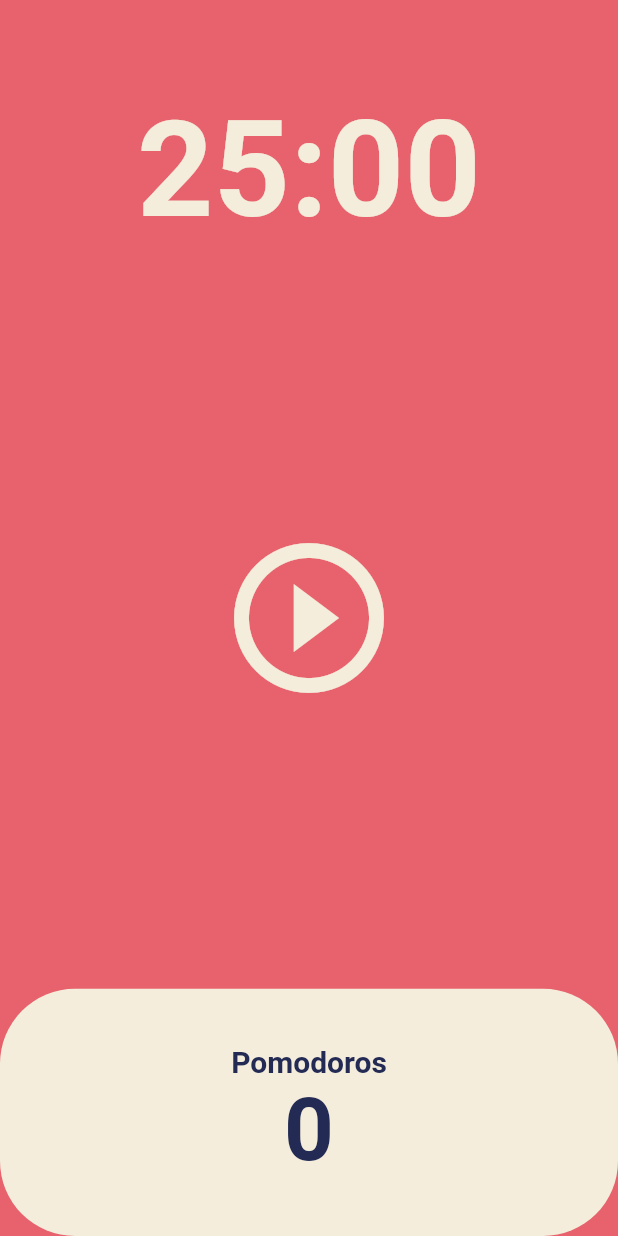
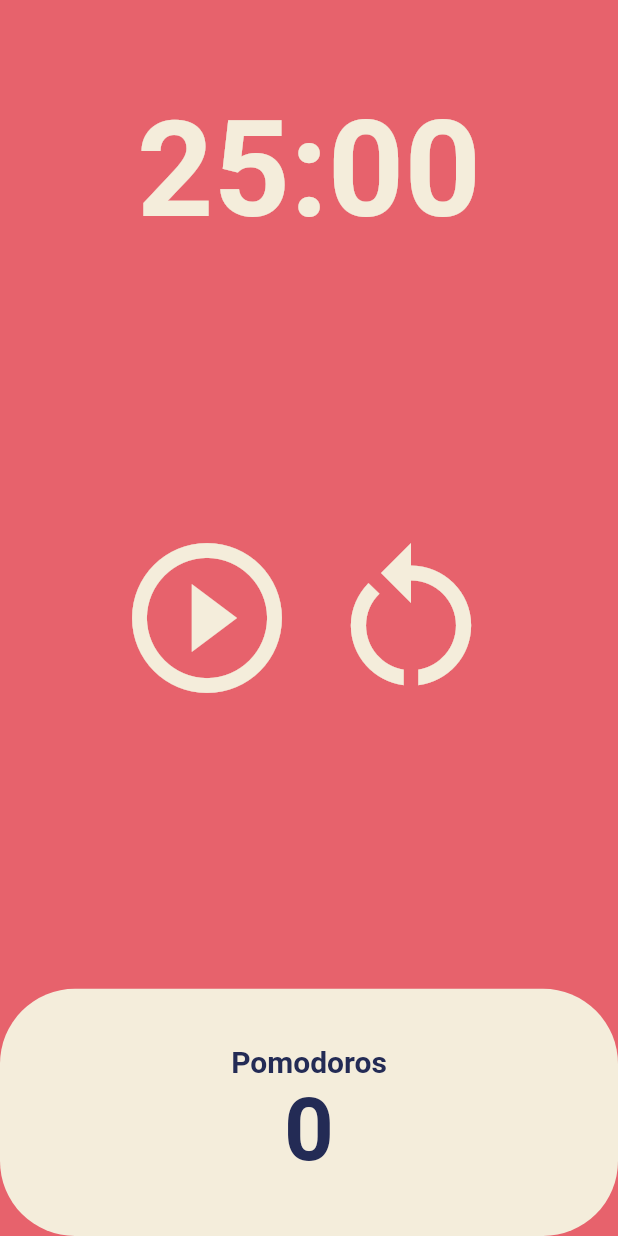
Before and after one commit to team98-k/K2, a Flutter app: the screen it shows after launch, on a phone screen of 412 x 824 dp. Run offline on Flutter 3.47's test engine with Material 2 defaults, Android fonts, the phone set to English and light mode, and no system bars.

Commit message:
리스타트 버튼 추가

```diff
--- a/lib/screens/home_screen.dart
+++ b/lib/screens/home_screen.dart
@@ -75,15 +75,30 @@ class _HomeScreenState extends State<HomeScreen> {
           ),
           Flexible(
             flex: 3,
-            child: Center(
-              child: IconButton(
+            child: Column(
+              children: [
+                Expanded(
+                  child: Row(
+                      mainAxisAlignment: MainAxisAlignment.center,
+                      children: [
+                        IconButton(
                           iconSize: 120,
                           color: Theme.of(context).cardColor,
-                onPressed: isRunning ? onPausePressed : onStartPressed,
+                          onPressed:
+                              isRunning ? onPausePressed : onStartPressed,
                           icon: Icon(isRunning
                               ? Icons.pause_circle_outline
                               : Icons.play_circle_outline),
                         ),
+                        IconButton(
+                          iconSize: 120,
+                          color: Theme.of(context).cardColor,
+                          onPressed: onPausePressed,
+                          icon: const Icon(Icons.restart_alt),
+                        ),
+                      ]),
+                ),
+              ],
             ),
           ),
           Flexible(
```
Lines whose indentation alone changed are shown as unchanged.
